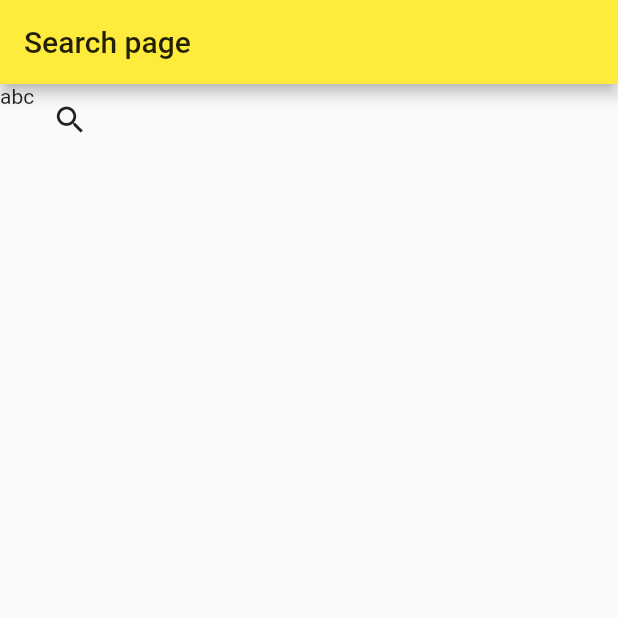
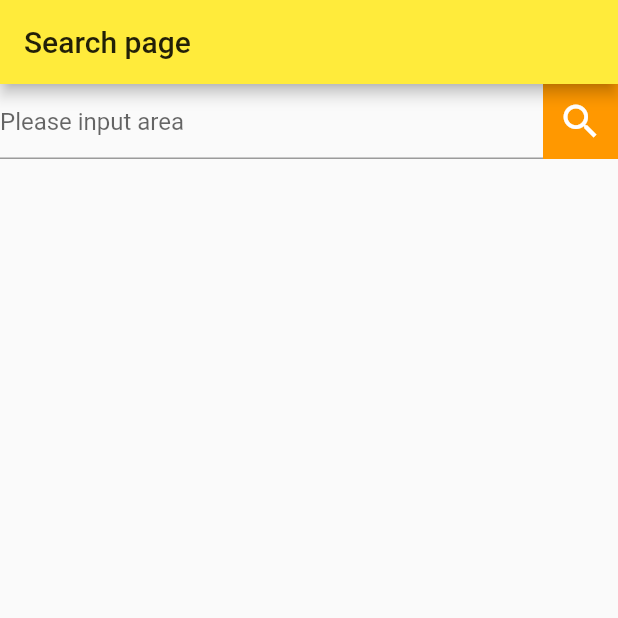
Before and after one commit to geforcesong/tflutter, a Flutter app: the SearchPage screen opened directly, on a phone screen of 412 x 824 dp, the top half of it. Run offline on Flutter 3.47's test engine with Material 2 defaults, Android fonts, the phone set to English and light mode, and no system bars.

Commit message:
added buttons

```diff
--- a/lib/mpage/SearchPage.dart
+++ b/lib/mpage/SearchPage.dart
@@ -40,8 +40,23 @@ class SearchPage extends StatelessWidget {
                     crossAxisAlignment: CrossAxisAlignment.start,
                     mainAxisSize: MainAxisSize.max,
                     children: <Widget>[
-                      Text("abc"),
-                      IconButton(icon: Icon(Icons.search), onPressed: () {})
+                      Expanded(
+                          child: TextField(
+                        decoration:
+                            InputDecoration(hintText: "Please input area",
+                            contentPadding: const EdgeInsets.symmetric(vertical: 15.5)),
+                        maxLines: 1,
+                        keyboardType: TextInputType.text,
+                      )),
+                      Container(
+                          width: 50,
+                          height: 50,
+                          color: Colors.orange,
+                          child: IconButton(
+                              iconSize: 30,
+                              icon: Icon(Icons.search),
+                              color: Colors.white,
+                              onPressed: () {}))
                     ]),
                 Flexible(
                     child: Stack(children: <Widget>[
```
